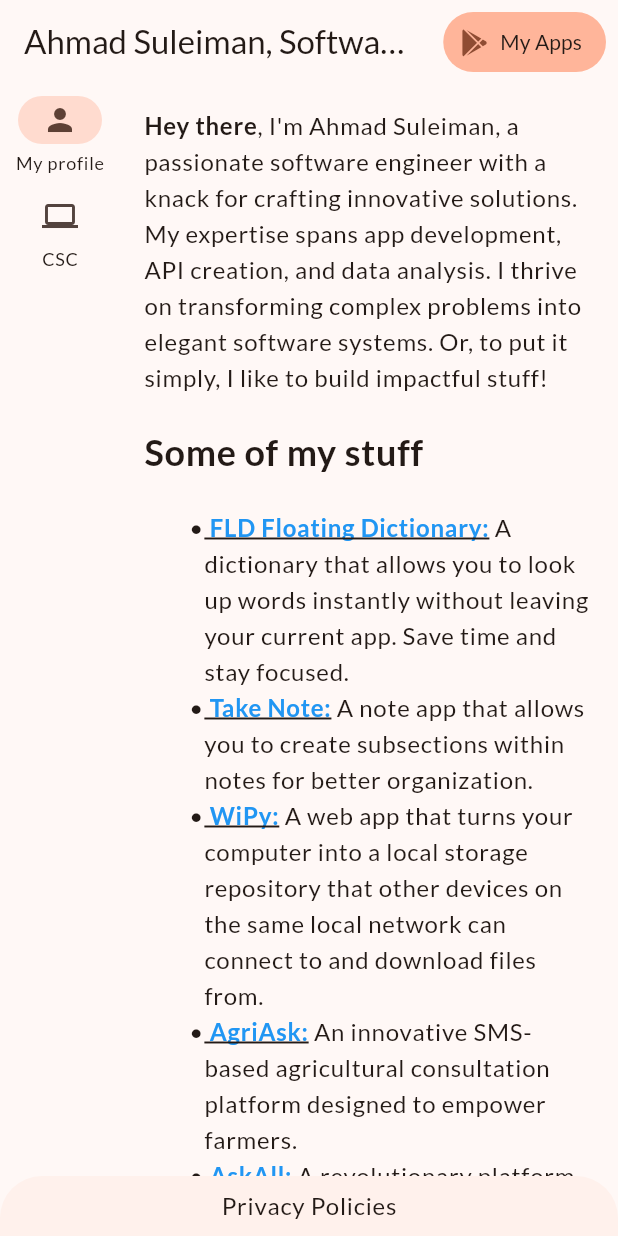
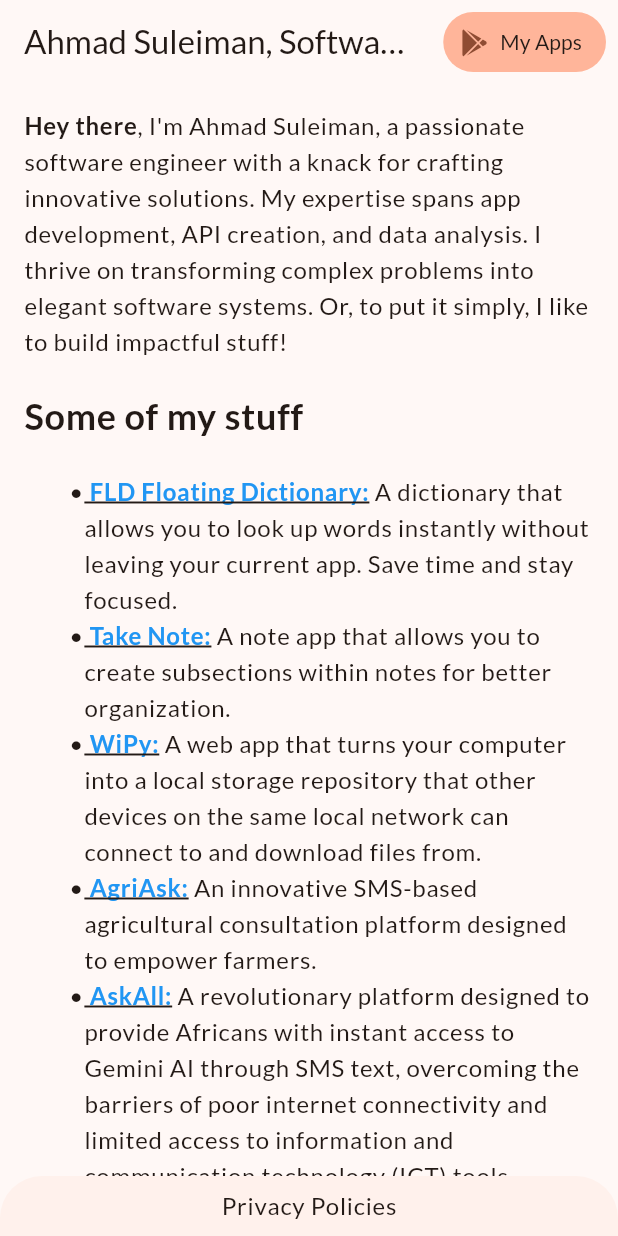
Before and after one commit to Ahmadu-Suleiman/Ahmadu-Suleiman-Website, a Flutter app: the screen it shows after launch, on a phone screen of 412 x 824 dp. Run offline on Flutter 3.47's test engine with Material 3 defaults, Android fonts, the phone set to English and light mode, and no system bars; our stand-ins replace flutter_widget_from_html, font_awesome_flutter, go_router, image_picker; missing offline and left inert: file_saver, widgets_to_image.

Commit message:
improve ui

```diff
--- a/lib/pages/csc_details_upload_page.dart
+++ b/lib/pages/csc_details_upload_page.dart
@@ -60,6 +60,7 @@ class _CscDetailsUploadPageState extends State<CscDetailsUploadPage> {
                             input('Nickname',
                                 nicknameController), //todo state of origin
                             input('Hobbies', hobbiesController),
+                            input('State of origin', originController),
                             input('Business/Skills', workController),
                             input(
                                 'Relationship status', relationshipController),
@@ -158,6 +159,7 @@ class _CscDetailsUploadPageState extends State<CscDetailsUploadPage> {
           controller: controller,
           textCapitalization: TextCapitalization.sentences,
           decoration: InputDecoration(labelText: label),
+          textInputAction: TextInputAction.next,
           autovalidateMode: AutovalidateMode.onUserInteraction,
           validator: (value) {
             if (value == null || value.isEmpty) return 'Write something';
--- a/lib/pages/home_page.dart
+++ b/lib/pages/home_page.dart
@@ -19,27 +19,28 @@ class _HomePageState extends State<HomePage> {
             title: const Text('Ahmad Suleiman, Software Engineer'),
             actions: const [DownloadButton()]),
         body: Row(children: [
-          navigationRail,
+          if (isNotPhoneWidth) navigationRail,
           Expanded(
               child: ScrollConfiguration(
                   behavior: ScrollConfiguration.of(context)
                       .copyWith(scrollbars: false),
                   child: Align(
-                      alignment: Alignment.topCenter,
+                      alignment: isTextDirectionLeft
+                          ? Alignment.topLeft
+                          : Alignment.topRight,
                       child: SingleChildScrollView(
+                          physics: const BouncingScrollPhysics(),
                           padding: const EdgeInsets.symmetric(horizontal: 8),
                           child: Padding(
                               padding:
                                   const EdgeInsets.symmetric(horizontal: 8),
                               child: Wrap(children: <Widget>[
-                                Column(children: [
-                                  SizedBox(
-                                      width: 800,
-                                      child: HtmlWidget(body,
-                                          textStyle: Theme.of(context)
-                                              .textTheme
-                                              .bodyLarge))
-                                ]),
+                                SizedBox(
+                                    width: 800,
+                                    child: HtmlWidget(body,
+                                        textStyle: Theme.of(context)
+                                            .textTheme
+                                            .bodyLarge)),
                                 Padding(
                                     padding: const EdgeInsets.symmetric(
                                         horizontal: 20, vertical: 40),
@@ -63,6 +64,11 @@ class _HomePageState extends State<HomePage> {
                           style: Theme.of(context).textTheme.bodyLarge)
                     ]))));
   }
+
+  bool get isNotPhoneWidth => MediaQuery.sizeOf(context).width > 800;
+
+  bool get isTextDirectionLeft =>
+      Directionality.of(context) == TextDirection.ltr;
 
   Widget get navigationRail => NavigationRail(
           selectedIndex: 0,
```
Also changed, not shown: lib/pages/csc_personality_page.dart (+19 -8 lines).
